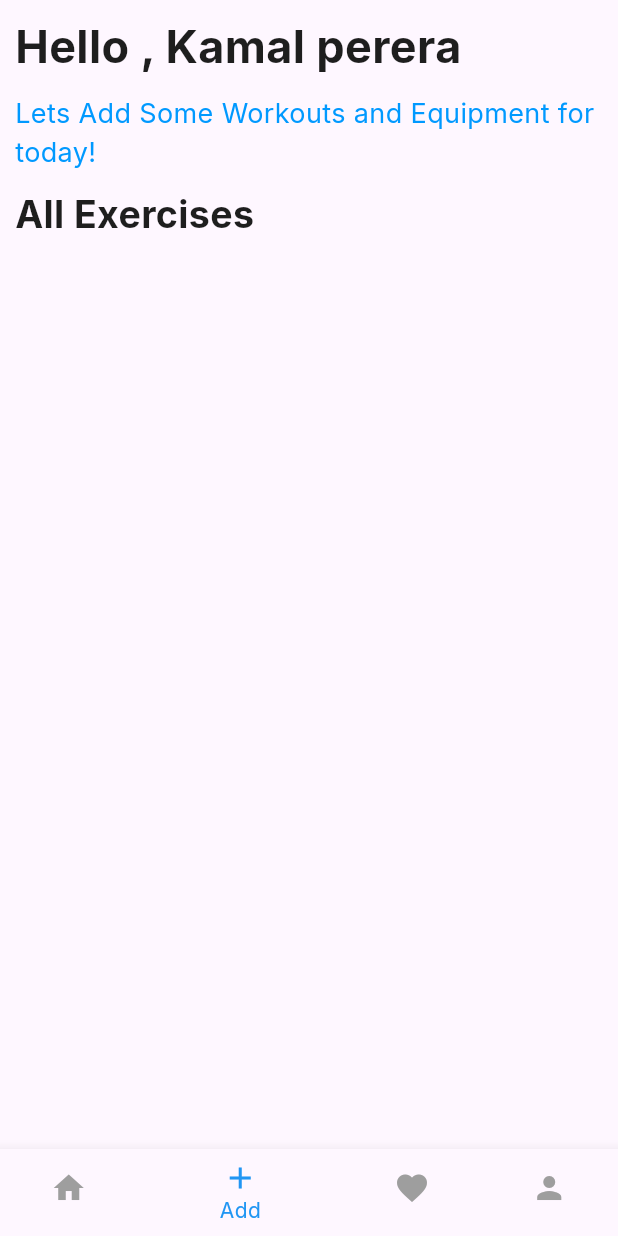
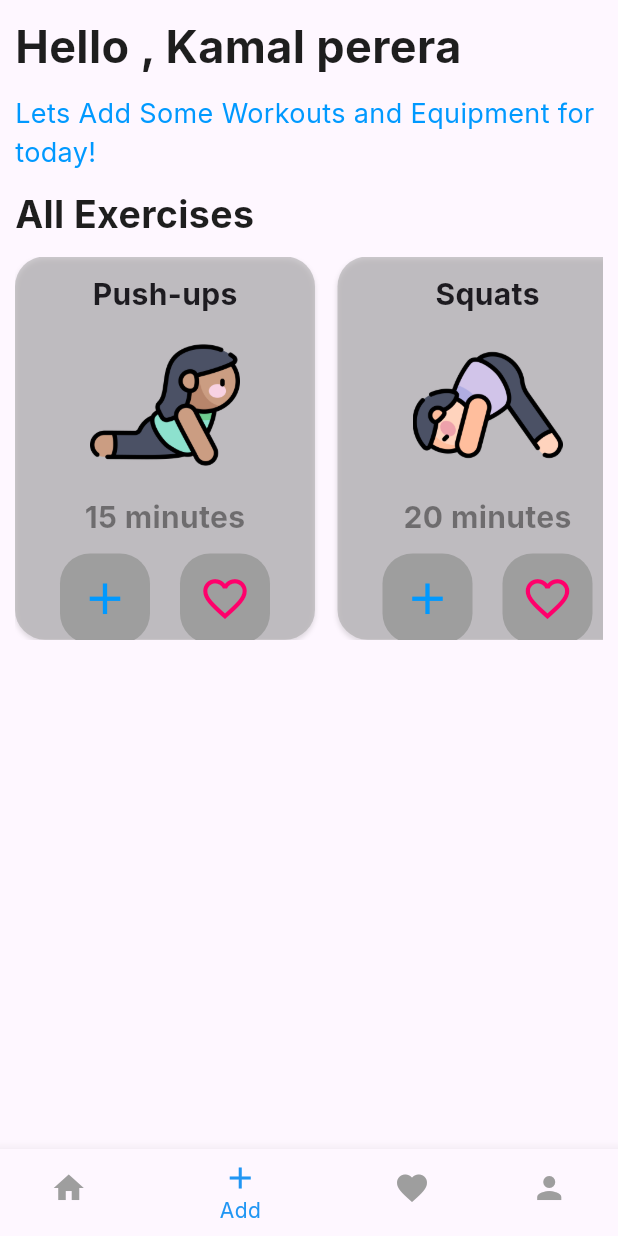
Before and after one commit to S-Dulanjana/Workout-Planner, a Flutter app: the screen it shows after launch, item 2 of the bottom bar chosen, on a phone screen of 412 x 824 dp. Run offline on Flutter 3.47's test engine with Material 3 defaults, Android fonts, the phone set to English and light mode, and no system bars; our stand-ins replace google_fonts.

Commit message:
add listview

```diff
--- a/lib/main.dart
+++ b/lib/main.dart
@@ -1,6 +1,6 @@
 import 'package:flutter/material.dart';
 import 'package:google_fonts/google_fonts.dart';
-import 'package:workout_planner/pages/add_new.dart';
+import 'package:workout_planner/pages/add_new_page.dart';
 import 'package:workout_planner/pages/favourite_page.dart';
 import 'package:workout_planner/pages/home_page.dart';
 import 'package:workout_planner/pages/profile_page.dart';
--- a/lib/pages/add_new.dart
+++ b/lib/pages/add_new_page.dart
@@ -1,7 +1,10 @@
 import 'package:flutter/material.dart';
 import 'package:workout_planner/constants/colors.dart';
 import 'package:workout_planner/constants/responsive.dart';
+import 'package:workout_planner/data/exercise_data.dart';
 import 'package:workout_planner/data/user_data.dart';
+import 'package:workout_planner/models/exercises_model.dart';
+import 'package:workout_planner/widgets/add_exercise_card.dart';
 
 class AddNew extends StatefulWidget {
   const AddNew({super.key});
@@ -13,6 +16,9 @@ class AddNew extends StatefulWidget {
 class _AddNewState extends State<AddNew> {
   //import the user from user data
   final userData = user;
+
+  // xexercise list
+  final exerciseList = ExerciseData().exerciseList;
   @override
   Widget build(BuildContext context) {
     return Scaffold(
@@ -49,6 +55,25 @@ class _AddNewState extends State<AddNew> {
                     color: kMainBlackColor,
                   ),
                 ),
+
+                SizedBox(height: 10),
+
+                // list view to scroll horizontally
+                SizedBox(
+                  height: MediaQuery.of(context).size.height * 0.31,
+                  child: ListView.builder(
+                    scrollDirection: Axis.horizontal,
+                    itemCount: exerciseList.length,
+                    itemBuilder: (context, index) {
+                      Exercise exercise = exerciseList[index];
+                      return AddExerciseCard(
+                        exerciseTitle: exercise.exerciseName,
+                        imageUrl: exercise.exerciseImageUrl,
+                        noOFMinuites: exercise.noOfMinuites,
+                      );
+                    },
+                  ),
+                ),
               ],
             ),
           ),
--- a/lib/widgets/add_exercise_card.dart
+++ b/lib/widgets/add_exercise_card.dart
@@ -1,7 +1,17 @@
 import 'package:flutter/material.dart';
+import 'package:workout_planner/constants/colors.dart';
+import 'package:workout_planner/constants/responsive.dart';
 
 class AddExerciseCard extends StatefulWidget {
-  const AddExerciseCard({super.key});
+  final String exerciseTitle;
+  final String imageUrl;
+  final int noOFMinuites;
+  const AddExerciseCard({
+    super.key,
+    required this.exerciseTitle,
+    required this.imageUrl,
+    required this.noOFMinuites,
+  });
 
   @override
   State<AddExerciseCard> createState() => _AddExerciseCardState();
@@ -10,6 +20,83 @@ class AddExerciseCard extends StatefulWidget {
 class _AddExerciseCardState extends State<AddExerciseCard> {
   @override
   Widget build(BuildContext context) {
-    return Container();
+    return Container(
+      margin: EdgeInsets.only(right: 15),
+      width: 200,
+      height: 275,
+      decoration: BoxDecoration(
+        borderRadius: BorderRadius.circular(20),
+        // ignore: deprecated_member_use
+        color: kSubTitleColor.withOpacity(0.5),
+        boxShadow: [
+          BoxShadow(color: Colors.black12, offset: Offset(0, 2), blurRadius: 2),
+        ],
+      ),
+
+      child: Padding(
+        padding: const EdgeInsets.all(kDefaultPadding),
+        child: Column(
+          children: [
+            Text(
+              widget.exerciseTitle,
+              style: TextStyle(fontSize: 20, fontWeight: FontWeight.bold),
+            ),
+
+            SizedBox(height: 10),
+            Image.asset(widget.imageUrl, width: 100, fit: BoxFit.cover),
+
+            SizedBox(height: 10),
+            Text(
+              "${widget.noOFMinuites.toString()} minutes",
+              style: TextStyle(
+                fontSize: 20,
+                fontWeight: FontWeight.bold,
+                color: kMainBlackColor.withOpacity(0.5),
+              ),
+            ),
+            SizedBox(height: 10),
+
+            Row(
+              mainAxisAlignment: MainAxisAlignment.spaceEvenly,
+              children: [
+                Container(
+                  width: 60,
+                  height: 60,
+                  decoration: BoxDecoration(
+                    borderRadius: BorderRadius.circular(20),
+                    color: kSubTitleColor,
+                  ),
+                  child: Center(
+                    child: IconButton(
+                      onPressed: () {},
+                      icon: Icon(Icons.add, color: kMainColor, size: 35),
+                    ),
+                  ),
+                ),
+
+                Container(
+                  width: 60,
+                  height: 60,
+                  decoration: BoxDecoration(
+                    borderRadius: BorderRadius.circular(20),
+                    color: kSubTitleColor,
+                  ),
+                  child: Center(
+                    child: IconButton(
+                      onPressed: () {},
+                      icon: Icon(
+                        Icons.favorite_border,
+                        color: kMainLightPinkColor,
+                        size: 35,
+                      ),
+                    ),
+                  ),
+                ),
+              ],
+            ),
+          ],
+        ),
+      ),
+    );
   }
 }
```
